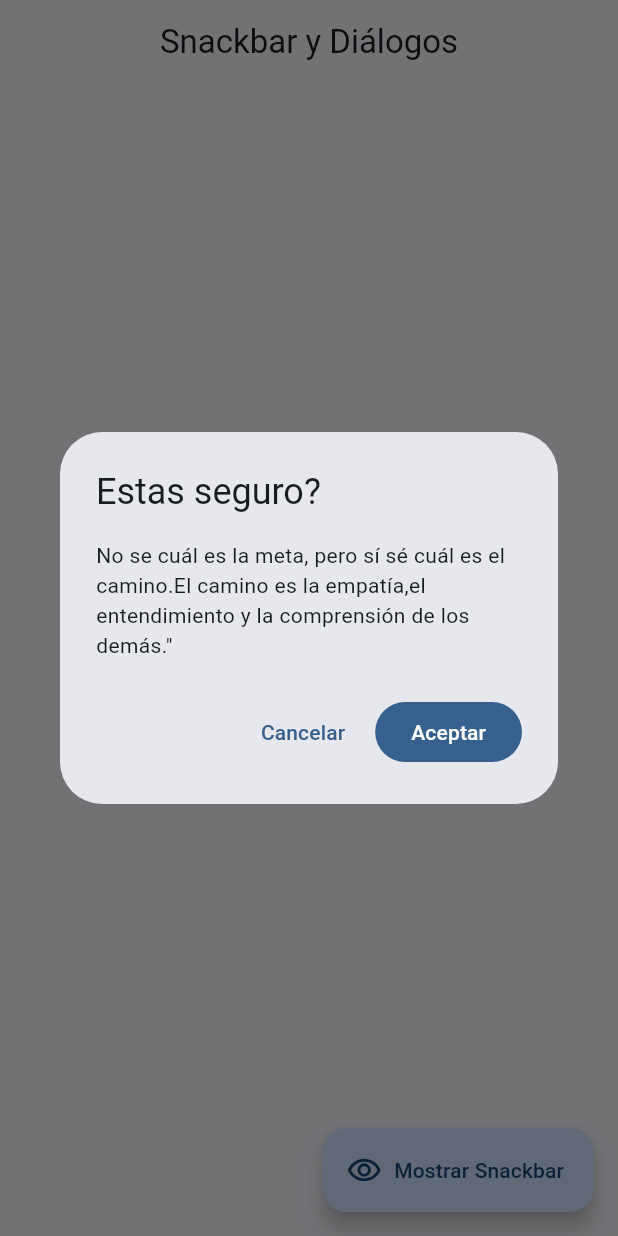
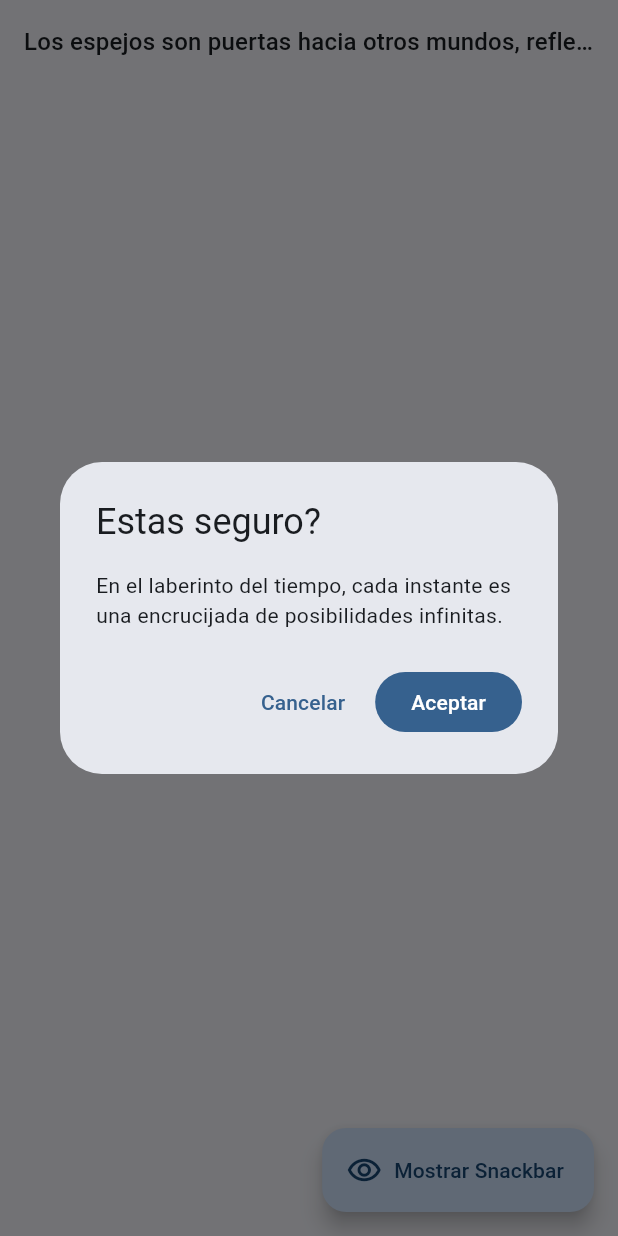
Before and after one commit to DidierDev672/widget_app, a Flutter app: the SnackbarScreen screen opened by its route, after a tap on "Mostrar diálogo", on a phone screen of 412 x 824 dp. Run offline on Flutter 3.47's test engine with Material 3 defaults, Android fonts, the phone set to English and light mode, and no system bars; our stand-ins replace animate_do, flutter_riverpod, go_router.

Commit message:
Finalización de la app de riverpod primeros pasos.

```diff
--- a/lib/config/app_theme.dart
+++ b/lib/config/app_theme.dart
@@ -30,4 +30,8 @@ class AppTheme {
           centerTitle: true,
         ),
       );
+
+  AppTheme copyWith({int? selectedColor, bool? isDarkMode}) => AppTheme(
+      selectedColor: selectedColor ?? this.selectedColor,
+      isDarkMode: isDarkMode ?? this.isDarkMode);
 }
--- a/lib/presentation/providers/theme_provider.dart
+++ b/lib/presentation/providers/theme_provider.dart
@@ -8,3 +8,20 @@ final colorListProvider = Provider((ref) => colorList);
 
 // Un Simple int
 final selectedColorProvider = StateProvider<int>((ref) => 0);
+
+// Un objecto de tipo AppTheme (custom)
+final themeNotifierProvider =
+    StateNotifierProvider<ThemeNotifier, AppTheme>((ref) => ThemeNotifier());
+
+class ThemeNotifier extends StateNotifier<AppTheme> {
+  // STATE = Estado = new AppTheme()
+  ThemeNotifier() : super(AppTheme());
+
+  void toggleDarkMode() {
+    state = state.copyWith(isDarkMode: !state.isDarkMode);
+  }
+
+  void changeColorIndex(int colorIndex) {
+    state = state.copyWith(selectedColor: colorIndex);
+  }
+}
--- a/lib/presentation/screens/snackbar/snackbar_screen.dart
+++ b/lib/presentation/screens/snackbar/snackbar_screen.dart
@@ -28,7 +28,7 @@ class SnackbarScreen extends StatelessWidget {
       builder: (context) => AlertDialog(
         title: const Text('Estas seguro?'),
         content: const Text(
-          'No se cuál es la meta, pero sí sé cuál es el camino.El camino es la empatía,el entendimiento y la comprensión de los demás."',
+          'En el laberinto del tiempo, cada instante es una encrucijada de posibilidades infinitas.',
         ),
         actions: [
           TextButton(
@@ -50,7 +50,10 @@ class SnackbarScreen extends StatelessWidget {
   Widget build(BuildContext context) {
     return Scaffold(
       appBar: AppBar(
-        title: const Text('Snackbar y Diálogos'),
+        title: Text(
+          'Los espejos son puertas hacia otros mundos, reflejando la eternidad en una instante fugaz',
+          style: Theme.of(context).textTheme.titleMedium,
+        ),
       ),
       body: Center(
         child: Column(
@@ -62,7 +65,7 @@ class SnackbarScreen extends StatelessWidget {
                   context: context,
                   children: [
                     const Text(
-                        'No se cuál es la meta, pero sí sé cuál es el camino.El camino es la empatía,el entendimiento y la comprensión de los demás."'),
+                        'En los sueños, las palabras se convierte en aves que vuelan más allá de los limites del tiempo y el espacio.'),
                   ],
                 );
               },
```
Also changed, not shown: lib/main.dart (+5 -6 lines), lib/presentation/screens/theme_changer/theme_changer_screen.dart (+8 -4 lines).
